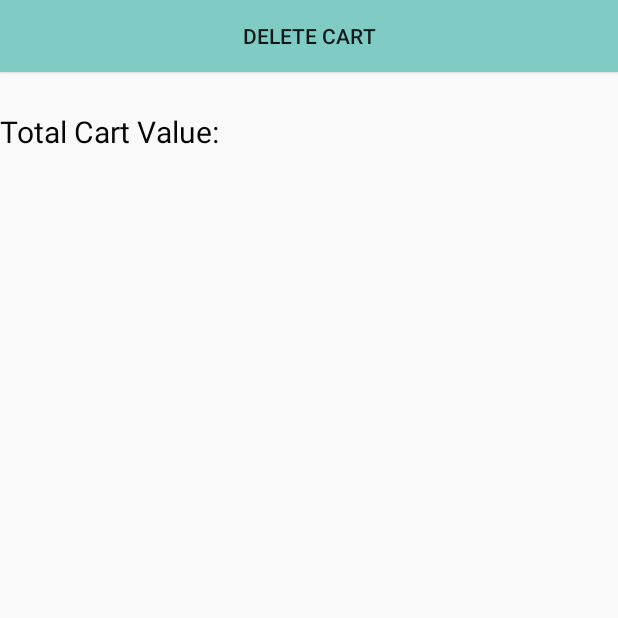
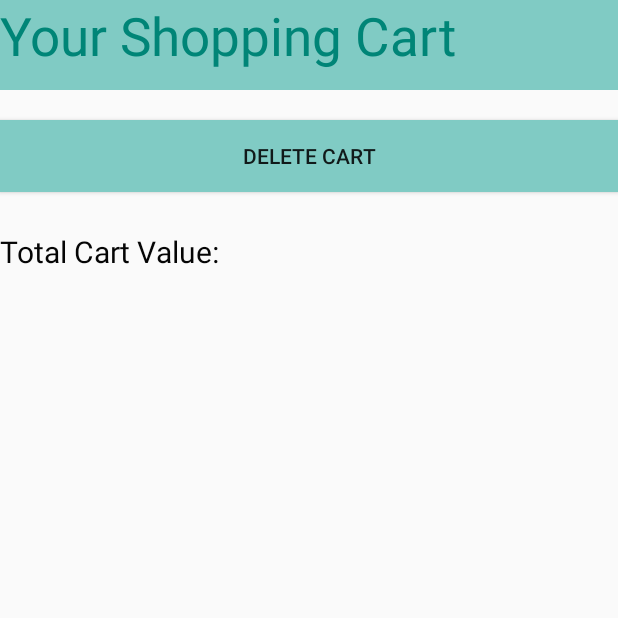
Before and after one commit to RI-EcomHack/BeaconSale, an Android app: the CartActivity screen opened directly, with no data from a screen before it, on a phone screen of 412 x 824 dp, the top half of it. Run offline under Robolectric (Android 15) with nearby library versions, the phone set to English and light mode, and no system bars; our stand-ins replace Volley; 2 statements that could not run were skipped.

Commit message:
merged fixes

```diff
--- a/app/src/main/res/layout/activity_cart.xml
+++ b/app/src/main/res/layout/activity_cart.xml
@@ -6,6 +6,15 @@
     android:layout_height="match_parent"
     android:orientation="vertical" >
 
+    <TextView
+        android:layout_width="fill_parent"
+        android:layout_height="60sp"
+        android:textSize="35sp"
+        android:background="@color/accent_material_dark"
+        android:textColor="@color/accent_material_light"
+        android:text="Your Shopping Cart"
+        android:layout_marginBottom="20sp"
+        android:layout_gravity="center_horizontal"/>
     <!-- Main ListView
          Always give id value as list(@android:id/list)
     -->
```
Also changed, not shown: app/src/main/java/de/commercetools/android_example/ProductListActivity.java (+14 -6 lines), app/src/main/res/layout/activity_product_list.xml (+10 -0 lines), app/src/main/res/layout/list_item.xml (+12 -1 lines).
